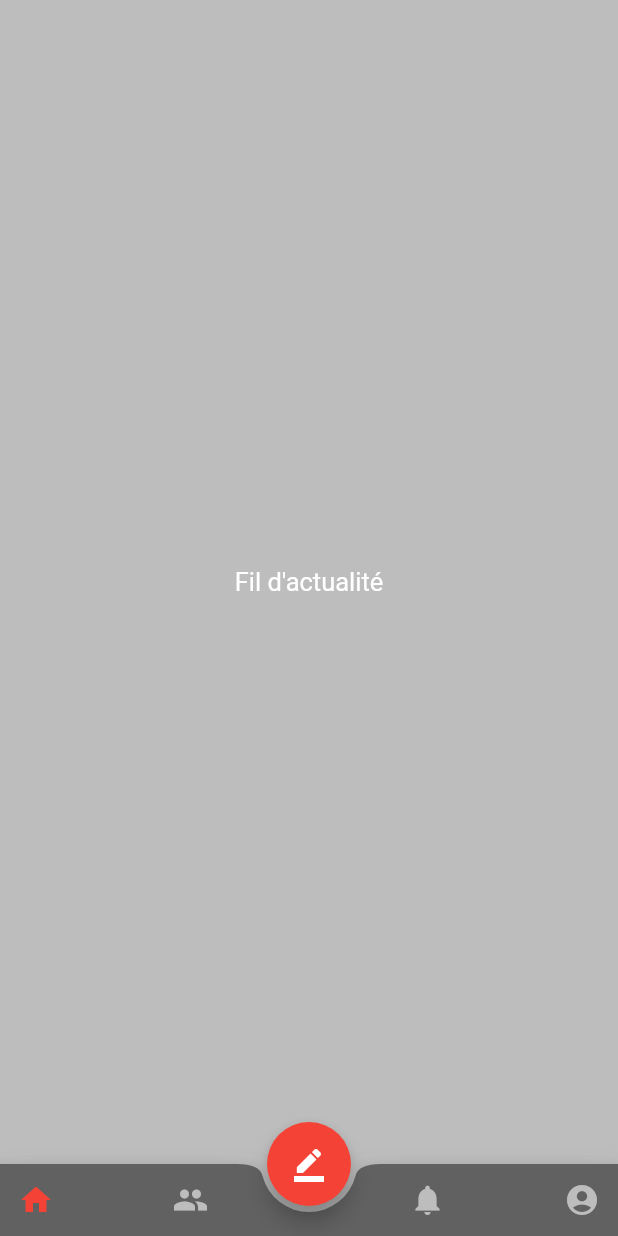
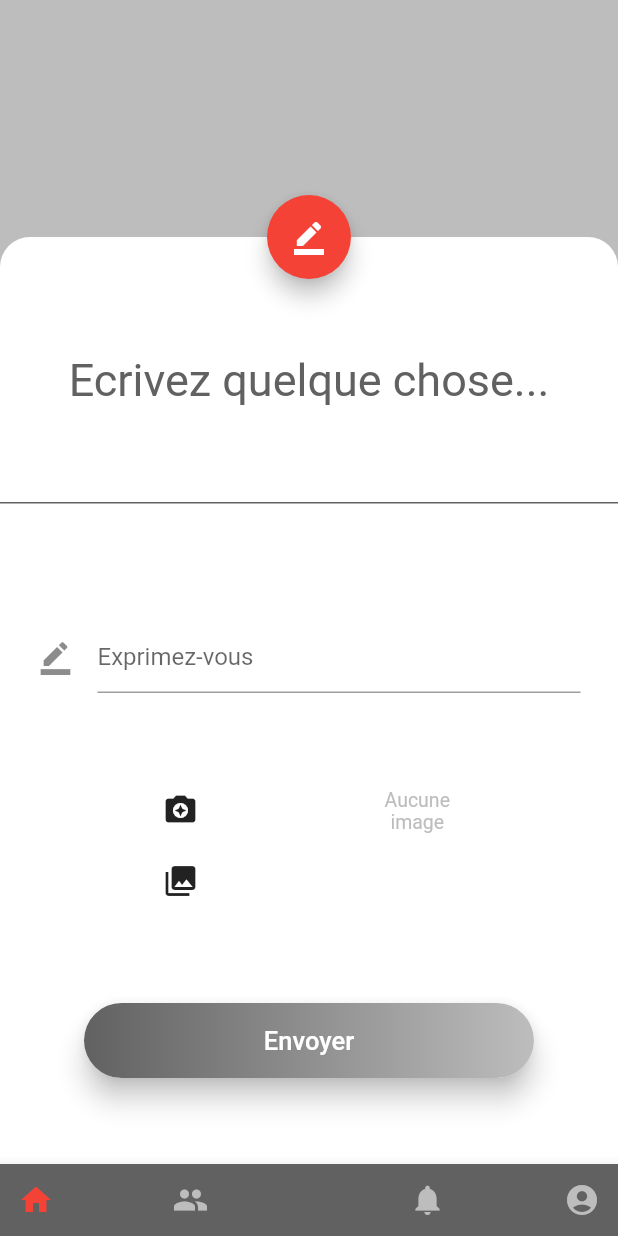
Before and after one commit to anasoasis41/flutter_social, a Flutter app: the screen it shows once a user with an empty profile is signed in, after a tap on the "border color" icon, on a phone screen of 412 x 824 dp. Run offline on Flutter 3.47's test engine with Material 2 defaults, Android fonts, the phone set to English and light mode, and no system bars; our stand-ins replace cloud_firestore, firebase_auth, firebase_storage, image_picker; accounts and stored records are empty.

Commit message:
Add BottomSheet with UI post, Firebase Storage helper and Post class

```diff
--- a/lib/controller/log_controller.dart
+++ b/lib/controller/log_controller.dart
@@ -95,21 +95,9 @@ class _LogControllerState extends State<LogController> {
         ),
         PaddingWith(
           top: 15.0, bottom: 15.0,
-          widget: Card(
-            elevation: 7.5,
-            shape: RoundedRectangleBorder(borderRadius: BorderRadius.circular(25.0)),
-            child: Container(
-              width: 300.0,
-              height: 50.0,
-              decoration: MyGradient(startColor: baseAccent, endColor: base, radius: 25.0, horizontal: true),
-              child: FlatButton(
-                onPressed: () {
-                  signIn((index == 0));
-                },
-                child: MyText((index == 0) ? "Se connecter" : "Créer un compte"),
-              ),
-            ),
-          ),
+          widget: ButtonGradient(
+            callback: (() => signIn((index == 0))),
+            text: (index == 0) ? "Se connecter" : "Créer un compte")
         )
       ],
     );
--- a/lib/controller/main_app_controller.dart
+++ b/lib/controller/main_app_controller.dart
@@ -7,6 +7,7 @@ import 'package:flutter_social/util/fire_helper.dart';
 import 'package:flutter_social/view/my_widgets/bar_items.dart';
 import 'package:flutter_social/view/my_widgets/bottom_bar.dart';
 import 'package:flutter_social/view/pages/feed_page.dart';
+import 'package:flutter_social/view/pages/new_post_page.dart';
 import 'package:flutter_social/view/pages/notif_page.dart';
 import 'package:flutter_social/view/pages/profil_page.dart';
 import 'package:flutter_social/view/pages/users_page.dart';
@@ -71,7 +72,7 @@ class _MainAppControllerState extends State<MainAppController> {
   }
 
   write() {
-
+    _globalKey.currentState.showBottomSheet((builder) => NewPost());
   }
 
   buttonSelected(int index) {
--- a/lib/util/fire_helper.dart
+++ b/lib/util/fire_helper.dart
@@ -1,7 +1,10 @@
+import 'dart:io';
+
 import 'package:flutter/material.dart';
 import 'package:firebase_auth/firebase_auth.dart';
 import 'package:cloud_firestore/cloud_firestore.dart';
 import 'package:flutter_social/view/my_material.dart';
+import 'package:firebase_storage/firebase_storage.dart';
 
 
 class FireHelper {
@@ -44,4 +47,15 @@ class FireHelper {
   }
 
   // Storage
+  static final storage_instance = FirebaseStorage.instance.ref();
+  final storage_user = storage_instance.child("users");
+  final storage_posts = storage_instance.child("posts");
+
+  Future<String> addImage(File file, StorageReference ref) async {
+    StorageUploadTask task = ref.putFile(file);
+    StorageTaskSnapshot snapshot = await task.onComplete;
+    String urlString = await snapshot.ref.getDownloadURL();
+    return urlString;
+  }
+
 }
--- a/lib/view/my_material.dart
+++ b/lib/view/my_material.dart
@@ -9,3 +9,4 @@ export 'my_widgets/my_textfield.dart';
 export 'my_widgets/my_text.dart';
 export 'my_widgets/loading_scaffold.dart';
 export 'my_widgets/loading_center.dart';
+export 'my_widgets/button_gradient.dart';
--- /dev/null
+++ b/lib/view/my_widgets/button_gradient.dart
@@ -0,0 +1,28 @@
+import 'package:flutter/material.dart';
+import 'package:flutter_social/view/my_material.dart';
+
+class ButtonGradient extends Card {
+
+  ButtonGradient({
+    double elevation: 7.5,
+    @required VoidCallback callback,
+    double width: 300.0,
+    double height: 50.0,
+    @required String text
+}) : super (
+    elevation: elevation,
+    shape: RoundedRectangleBorder(borderRadius: BorderRadius.circular(height / 2)),
+    child: Container(
+      width: width,
+      height: height,
+      decoration: MyGradient(startColor: baseAccent, endColor: base, radius: height / 2, horizontal: true),
+      child: FlatButton(
+        onPressed: callback,
+        child: MyText(text),
+    ),
+  )
+  );
+}
+
+// signIn((index == 0));
+// (index == 0) ? "Se connecter" : "Créer un compte")
--- a/lib/view/my_widgets/constants.dart
+++ b/lib/view/my_widgets/constants.dart
@@ -18,6 +18,9 @@ Icon friendsIcon = Icon(Icons.group);
 Icon notifIcon = Icon(Icons.notifications);
 Icon profilIcon = Icon(Icons.account_circle);
 Icon writeIcon = Icon(Icons.border_color);
+Icon sendIcon = Icon(Icons.send);
+Icon camIcon = Icon(Icons.camera_enhance);
+Icon libraryIcon = Icon(Icons.photo_library);
 
 // Keys
 String keyName = "name";
@@ -26,3 +29,8 @@ String keyImageUrl = "imageUrl";
 String keyFollowers = "followers";
 String keyFollowing = "following";
 String keyUid = "uid";
+String keyPostId = "postId";
+String keyText = "text";
+String keyDate = "date";
+String keyLikes = "likes";
+String keyComments = "comments";
--- /dev/null
+++ b/lib/view/pages/new_post_page.dart
@@ -0,0 +1,99 @@
+import 'dart:io';
+
+import 'package:flutter/material.dart';
+import 'package:flutter_social/view/my_material.dart';
+import 'package:image_picker/image_picker.dart';
+
+
+class NewPost extends StatefulWidget {
+
+  @override
+  _NewPostState createState() => _NewPostState();
+}
+
+
+class _NewPostState extends State<NewPost> {
+
+  TextEditingController _controller;
+  File imageTaken;
+
+  @override
+  void initState() {
+    // TODO: implement initState
+    super.initState();
+    _controller = TextEditingController();
+  }
+
+  @override
+  void dispose() {
+    // TODO: implement dispose
+    _controller.dispose();
+    super.dispose();
+  }
+
+  @override
+  Widget build(BuildContext context) {
+    return Container(
+      color: base,
+      height: MediaQuery.of(context).size.height * 0.75,
+      child: Container(
+        decoration: BoxDecoration(
+          color: white,
+          borderRadius: BorderRadius.only(
+            topLeft: Radius.circular(20.0),
+            topRight: Radius.circular(20.0),
+          )
+        ),
+        child: InkWell(
+          onTap: (() => FocusScope.of(context).requestFocus(FocusNode())),
+          child: Column(
+            mainAxisAlignment: MainAxisAlignment.spaceEvenly,
+            children: <Widget>[
+              PaddingWith(
+                widget: MyText("Ecrivez quelque chose...", color: baseAccent, fontSize: 30.0,), top: 25.0,
+              ),
+              PaddingWith(
+                widget: Container(width: MediaQuery.of(context).size.width, height: 1.0, color: baseAccent,
+                ),
+              ),
+              PaddingWith(
+                widget: MyTextField(
+                  controller: _controller, hint: "Exprimez-vous", icon: writeIcon,
+                ),
+                top: 25.0, right: 25.0, left: 25.0,
+              ),
+              Row(
+                mainAxisAlignment: MainAxisAlignment.spaceEvenly,
+                children: <Widget>[
+                  Column(
+                    children: <Widget>[
+                      IconButton(icon: camIcon, onPressed: (() => takePicture(ImageSource.camera)),),
+                      IconButton(icon: libraryIcon, onPressed: (() => takePicture(ImageSource.gallery)),)
+                    ],
+                  ),
+                  Container(
+                    width: 75.0,
+                    height: 75.0,
+                    child: (imageTaken == null) ? MyText("Aucune image", color: base, fontSize: 13.0,) : Image.file(imageTaken)
+                  )
+                ],
+              ),
+              ButtonGradient(callback: sendToFirebase, text: "Envoyer",)
+            ],
+          ),
+        ),
+      ),
+    );
+  }
+
+  Future<void> takePicture(ImageSource source) async {
+    File image = await ImagePicker.pickImage(source: source, maxWidth: 500.0, maxHeight: 500.0);
+    setState(() {
+      imageTaken = image;
+    });
+  }
+
+  sendToFirebase() {
+
+  }
+}
--- a/pubspec.yaml
+++ b/pubspec.yaml
@@ -23,9 +23,8 @@ dependencies:
   firebase_analytics: ^5.0.1
   firebase_auth: ^0.14.0+5
   cloud_firestore: ^0.12.9+3
-  #firebase_auth: 0.7.0
-  #cloud_firestore: 0.8.2+3
-  #firebase_storage: 1.0.4
+  firebase_storage: ^3.0.6
+  image_picker: ^0.6.1+4
 
   # The following adds the Cupertino Icons font to your application.
   # Use with the CupertinoIcons class for iOS style icons.
```
Also changed, not shown: lib/models/post.dart (added, +46 -0 lines), pubspec.lock, 5 other files.
